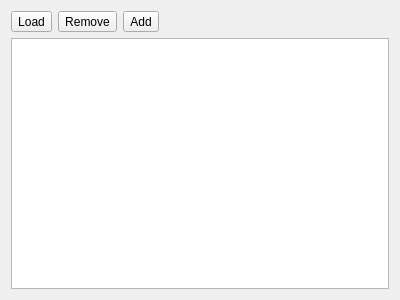
Qt form enmapbox/gui/ui/classificationscheme.ui (jakimowb/enmapbox_testmigration2) before a commit.
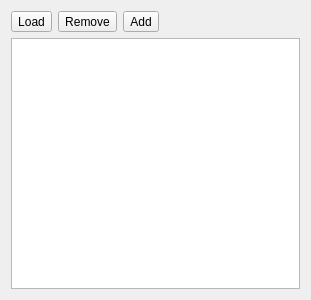
The same form after that commit. Icons and pictures are not drawn.

The edit to the form file:
```diff
--- a/enmapbox/gui/ui/classificationscheme.ui
+++ b/enmapbox/gui/ui/classificationscheme.ui
@@ -6,7 +6,7 @@
    <rect>
     <x>0</x>
     <y>0</y>
-    <width>400</width>
+    <width>311</width>
     <height>300</height>
    </rect>
   </property>
```
